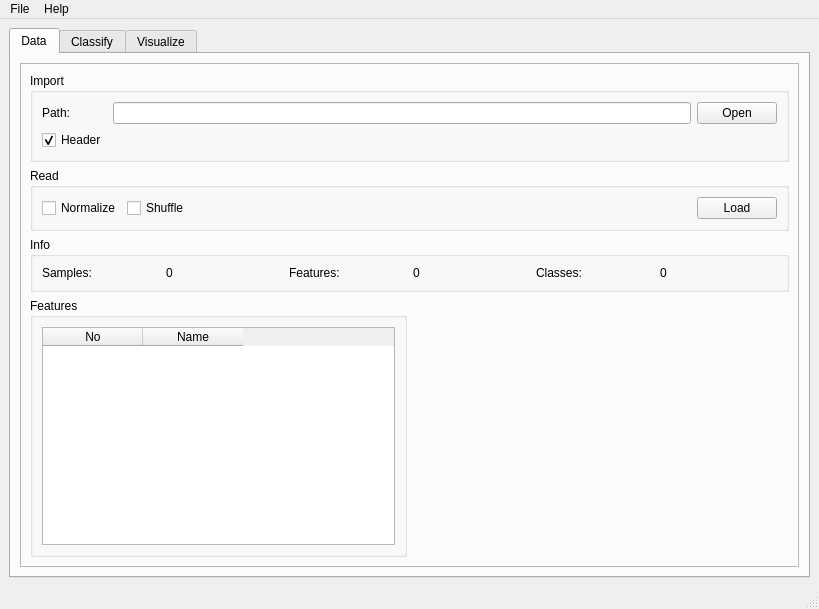
Old version of the form libtsvm/ui/GUI-LIBTwinSVM.ui in the repository mir-am/LIBTwinSVM.
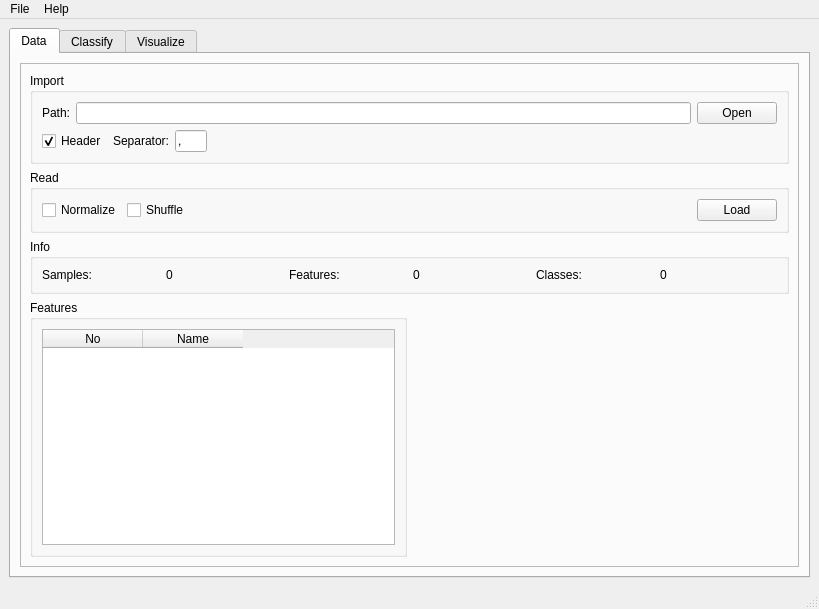
New version of the form. Icons and pictures are not drawn.

Commit message: Updated the preprocess module. Also separator char added to GUI.

Diff of the .ui file:
```diff
--- a/libtsvm/ui/GUI-LIBTwinSVM.ui
+++ b/libtsvm/ui/GUI-LIBTwinSVM.ui
@@ -82,32 +82,95 @@
               <string>Import</string>
              </property>
              <layout class="QGridLayout" name="gridLayout_11">
-              <item row="0" column="3">
-               <widget class="QPushButton" name="open_btn">
-                <property name="text">
-                 <string>Open</string>
-                </property>
-               </widget>
+              <item row="1" column="0">
+               <layout class="QHBoxLayout" name="header_ha_lay">
+                <item>
+                 <widget class="QCheckBox" name="header_check">
+                  <property name="text">
+                   <string>Header</string>
+                  </property>
+                  <property name="checked">
+                   <bool>true</bool>
+                  </property>
+                 </widget>
+                </item>
+                <item>
+                 <widget class="QLabel" name="sep_label">
+                  <property name="text">
+                   <string>Separator:</string>
+                  </property>
+                 </widget>
+                </item>
+                <item>
+                 <widget class="QLineEdit" name="lineEdit">
+                  <property name="sizePolicy">
+                   <sizepolicy hsizetype="MinimumExpanding" vsizetype="Fixed">
+                    <horstretch>0</horstretch>
+                    <verstretch>0</verstretch>
+                   </sizepolicy>
+                  </property>
+                  <property name="maximumSize">
+                   <size>
+                    <width>32</width>
+                    <height>16777215</height>
+                   </size>
+                  </property>
+                  <property name="text">
+                   <string>,</string>
+                  </property>
+                  <property name="maxLength">
+                   <number>1</number>
+                  </property>
+                 </widget>
+                </item>
+                <item>
+                 <spacer name="horizontalSpacer_5">
+                  <property name="orientation">
+                   <enum>Qt::Horizontal</enum>
+                  </property>
+                  <property name="sizeHint" stdset="0">
+                   <size>
+                    <width>40</width>
+                    <height>20</height>
+                   </size>
+                  </property>
+                 </spacer>
+                </item>
+                <item>
+                 <spacer name="horizontalSpacer_6">
+                  <property name="orientation">
+                   <enum>Qt::Horizontal</enum>
+                  </property>
+                  <property name="sizeHint" stdset="0">
+                   <size>
+                    <width>40</width>
+                    <height>20</height>
+                   </size>
+                  </property>
+                 </spacer>
+                </item>
+               </layout>
               </item>
               <item row="0" column="0">
-               <widget class="QLabel" name="path_label">
-                <property name="text">
-                 <string>Path:</string>
-                </property>
-               </widget>
-              </item>
-              <item row="2" column="0">
-               <widget class="QCheckBox" name="header_check">
-                <property name="text">
-                 <string>Header</string>
-                </property>
-                <property name="checked">
-                 <bool>true</bool>
-                </property>
-               </widget>
-              </item>
-              <item row="0" column="2">
-               <widget class="QLineEdit" name="path_box"/>
+               <layout class="QHBoxLayout" name="path_hz_lay">
+                <item>
+                 <widget class="QLabel" name="path_label">
+                  <property name="text">
+                   <string>Path:</string>
+                  </property>
+                 </widget>
+                </item>
+                <item>
+                 <widget class="QLineEdit" name="path_box"/>
+                </item>
+                <item>
+                 <widget class="QPushButton" name="open_btn">
+                  <property name="text">
+                   <string>Open</string>
+                  </property>
+                 </widget>
+                </item>
+               </layout>
               </item>
              </layout>
             </widget>
```
The commit also changes 2 other files.
